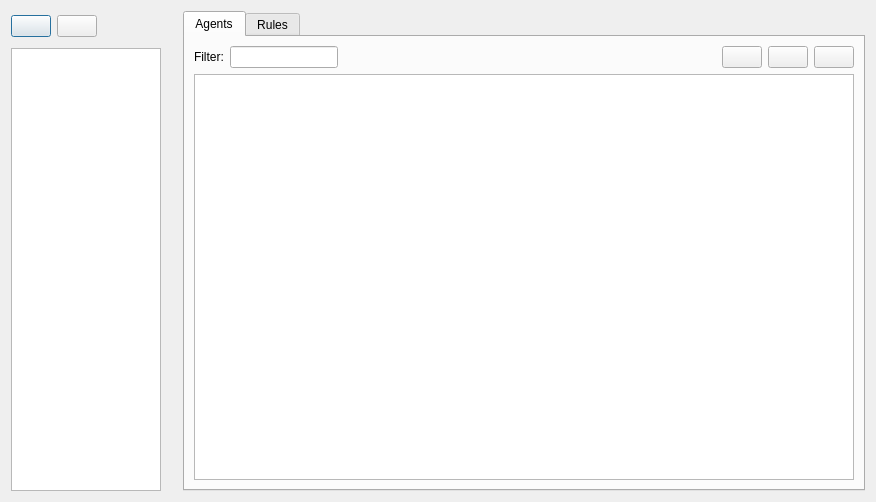
Before: the Qt Designer form src/designer/views/assemblyview/AssemblyDBEditor.ui in igemsoftware/USTC-Software_2011, drawn with Qt 5.
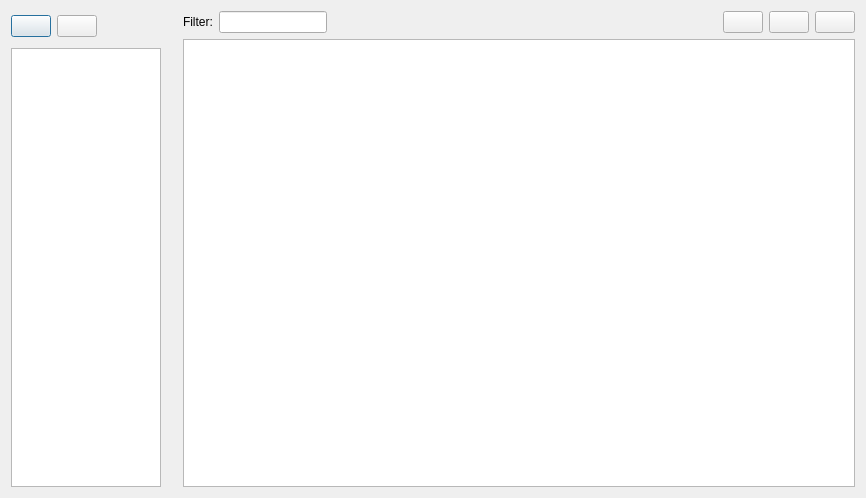
After: the same form once the commit is applied.

Commit message: assembly database editor

```diff
--- a/src/designer/views/assemblyview/AssemblyDBEditor.ui
+++ b/src/designer/views/assemblyview/AssemblyDBEditor.ui
@@ -18,7 +18,7 @@
   </property>
   <layout class="QHBoxLayout" name="horizontalLayout_4">
    <item>
-    <layout class="QVBoxLayout" name="verticalLayout">
+    <layout class="QVBoxLayout" name="verticalLayout_2">
      <item>
       <layout class="QHBoxLayout" name="horizontalLayout_2">
        <item>
@@ -99,101 +99,7 @@
     </layout>
    </item>
    <item>
-    <widget class="QTabWidget" name="tabWidget">
-     <property name="minimumSize">
-      <size>
-       <width>682</width>
-       <height>480</height>
-      </size>
-     </property>
-     <property name="currentIndex">
-      <number>0</number>
-     </property>
-     <widget class="QWidget" name="agents">
-      <attribute name="title">
-       <string>Agents</string>
-      </attribute>
-      <layout class="QVBoxLayout" name="verticalLayout_3">
-       <item>
-        <layout class="QHBoxLayout" name="horizontalLayout_5">
-         <item>
-          <widget class="QLabel" name="label">
-           <property name="text">
-            <string>Filter:</string>
-           </property>
-          </widget>
-         </item>
-         <item>
-          <widget class="QLineEdit" name="lineEdit">
-           <property name="sizePolicy">
-            <sizepolicy hsizetype="Fixed" vsizetype="Fixed">
-             <horstretch>0</horstretch>
-             <verstretch>0</verstretch>
-            </sizepolicy>
-           </property>
-          </widget>
-         </item>
-         <item>
-          <spacer name="horizontalSpacer_2">
-           <property name="orientation">
-            <enum>Qt::Horizontal</enum>
-           </property>
-           <property name="sizeHint" stdset="0">
-            <size>
-             <width>248</width>
-             <height>20</height>
-            </size>
-           </property>
-          </spacer>
-         </item>
-         <item>
-          <widget class="QPushButton" name="saveAgent">
-           <property name="text">
-            <string/>
-           </property>
-          </widget>
-         </item>
-         <item>
-          <widget class="QPushButton" name="addAgent">
-           <property name="sizePolicy">
-            <sizepolicy hsizetype="Fixed" vsizetype="Fixed">
-             <horstretch>0</horstretch>
-             <verstretch>0</verstretch>
-            </sizepolicy>
-           </property>
-           <property name="text">
-            <string/>
-           </property>
-          </widget>
-         </item>
-         <item>
-          <widget class="QPushButton" name="removeAgent">
-           <property name="sizePolicy">
-            <sizepolicy hsizetype="Fixed" vsizetype="Fixed">
-             <horstretch>0</horstretch>
-             <verstretch>0</verstretch>
-            </sizepolicy>
-           </property>
-           <property name="text">
-            <string/>
-           </property>
-           <property name="flat">
-            <bool>false</bool>
-           </property>
-          </widget>
-         </item>
-        </layout>
-       </item>
-       <item>
-        <widget class="QTableView" name="agentView"/>
-       </item>
-      </layout>
-     </widget>
-     <widget class="QWidget" name="rules">
-      <attribute name="title">
-       <string>Rules</string>
-      </attribute>
-      <layout class="QVBoxLayout" name="verticalLayout_2">
+    <layout class="QVBoxLayout" name="verticalLayout">
        <item>
         <layout class="QHBoxLayout" name="horizontalLayout_3">
          <item>
@@ -271,11 +177,9 @@
         </layout>
        </item>
        <item>
-        <widget class="QTableView" name="ruleView"/>
-       </item>
-      </layout>
-     </widget>
-    </widget>
+      <widget class="QTableView" name="tableView"/>
+     </item>
+    </layout>
    </item>
   </layout>
  </widget>
```
Left out of the diff: 8 changed lines with no effect on the pictures. Lines whose indentation alone changed are shown as unchanged. The commit also changes 6 other files.
